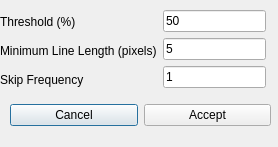
This is BobRoss/cannyUI.ui in dongbu/painterRHIT as Qt 5 draws it before an edit. The edited form follows.
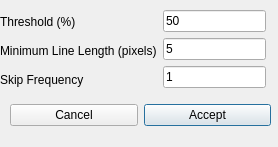
This is the edited form.

```diff
--- a/BobRoss/cannyUI.ui
+++ b/BobRoss/cannyUI.ui
@@ -97,6 +97,9 @@
       <property name="text">
        <string>Accept</string>
       </property>
+      <property name="default">
+       <bool>true</bool>
+      </property>
      </widget>
     </item>
    </layout>
```
